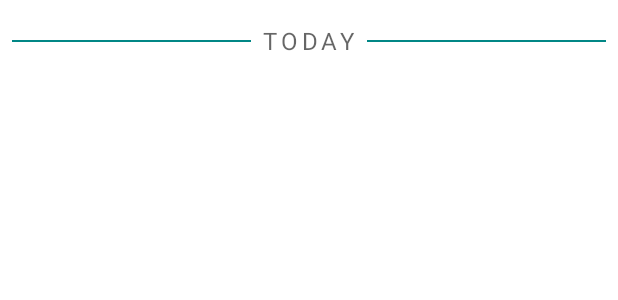
After one commit to CzarqR/Newsi, an Android app: the layout news_separator_item.xml on its own in the app's theme, with its tools: preview values and no code run, on a phone screen of 412 x 824 dp. The commit adds this screen. Shown: the top 300 px of the screen. Run offline under Robolectric (Android 15) with nearby library versions, the phone set to English and light mode, and no system bars.

Commit message:
Separators (header wrong text)

```diff
--- a/app/src/main/java/com/myniprojects/newsi/utils/Constants.kt
+++ b/app/src/main/java/com/myniprojects/newsi/utils/Constants.kt
@@ -14,13 +14,17 @@ object Constants
 
     // date-time format
     const val NETWORK_DATE_FORMAT = "yyyy-MM-dd HH:mm:ss"
-    const val LOCAL_DATE_FORMAT = "HH:mm MMM dd"
+    const val LOCAL_DATE_FORMAT = "HH:mm MMM d"
+    private const val SEPARATOR_FORMAT = "dd MMM"
 
     @RequiresApi(Build.VERSION_CODES.O)
     val FORMATTER_NETWORK: DateTimeFormatter = DateTimeFormatter.ofPattern(NETWORK_DATE_FORMAT)
 
     @RequiresApi(Build.VERSION_CODES.O)
     val FORMATTER_LOCAL: DateTimeFormatter = DateTimeFormatter.ofPattern(LOCAL_DATE_FORMAT)
+
+    @RequiresApi(Build.VERSION_CODES.O)
+    val FORMATTER_SEPARATOR: DateTimeFormatter = DateTimeFormatter.ofPattern(SEPARATOR_FORMAT)
 
     // SharedPreferences
     const val SHARED_PREFERENCES_NAME = "newsi_data_sh"
--- /dev/null
+++ b/app/src/main/java/com/myniprojects/newsi/utils/DateComparer.kt
@@ -0,0 +1 @@
+package com.myniprojects.newsi.utils
--- /dev/null
+++ b/app/src/main/res/layout/news_separator_item.xml
@@ -0,0 +1,42 @@
+<?xml version="1.0" encoding="utf-8"?>
+<androidx.constraintlayout.widget.ConstraintLayout xmlns:android="http://schemas.android.com/apk/res/android"
+    xmlns:app="http://schemas.android.com/apk/res-auto"
+    xmlns:tools="http://schemas.android.com/tools"
+    android:layout_width="match_parent"
+    android:layout_height="wrap_content"
+    >
+
+    <com.google.android.material.textview.MaterialTextView
+        android:id="@+id/txtTitle"
+        android:layout_width="wrap_content"
+        android:layout_height="wrap_content"
+        android:layout_margin="16dp"
+        android:textAppearance="?attr/textAppearanceOverline"
+        android:textColor="?android:attr/textColorSecondary"
+        android:textSize="16sp"
+        app:layout_constraintBottom_toBottomOf="parent"
+        app:layout_constraintEnd_toEndOf="parent"
+        app:layout_constraintStart_toStartOf="parent"
+        app:layout_constraintTop_toTopOf="parent"
+        tools:text="Today"
+        />
+
+    <View
+        style="@style/Divider"
+        android:layout_width="0dp"
+        app:layout_constraintBottom_toBottomOf="parent"
+        app:layout_constraintEnd_toStartOf="@id/txtTitle"
+        app:layout_constraintStart_toStartOf="parent"
+        app:layout_constraintTop_toTopOf="parent"
+        />
+
+    <View
+        style="@style/Divider"
+        android:layout_width="0dp"
+        app:layout_constraintBottom_toBottomOf="parent"
+        app:layout_constraintEnd_toEndOf="parent"
+        app:layout_constraintStart_toEndOf="@id/txtTitle"
+        app:layout_constraintTop_toTopOf="parent"
+        />
+
+</androidx.constraintlayout.widget.ConstraintLayout>
--- a/app/src/main/res/values/strings.xml
+++ b/app/src/main/res/values/strings.xml
@@ -11,4 +11,6 @@
     <string name="ok">OK</string>
     <string name="search">Search</string>
     <string name="retry">Retry</string>
+    <string name="today">Today</string>
+    <string name="yesterday">Yesterday</string>
 </resources>
--- a/app/src/main/res/values/themes.xml
+++ b/app/src/main/res/values/themes.xml
@@ -22,8 +22,6 @@
     </style>
 
 
-
-
     <style name="IconButton" parent="Widget.MaterialComponents.Button.TextButton">
         <item name="android:minWidth">0dp</item>
         <item name="android:insetLeft">0dp</item>
@@ -34,4 +32,11 @@
         <item name="iconPadding">0dp</item>
     </style>
 
+    <style name="Divider">
+        <item name="android:layout_marginStart">8dp</item>
+        <item name="android:layout_marginEnd">8dp</item>
+        <item name="android:layout_height">1dp</item>
+        <item name="android:background">@color/design_default_color_secondary_variant</item>
+    </style>
+
 </resources>
```
Also changed, not shown: app/src/main/java/com/myniprojects/newsi/adapters/NewsRecyclerAdapter.kt (+54 -14 lines), app/src/main/java/com/myniprojects/newsi/adapters/NewsRecyclerModel.kt (added, +9 -0 lines), app/src/main/java/com/myniprojects/newsi/adapters/SeparatorViewHolder.kt (added, +29 -0 lines), app/src/main/java/com/myniprojects/newsi/utils/StringUtils.kt (+144 -0 lines), app/src/main/java/com/myniprojects/newsi/viewmodel/MainViewModel.kt (+38 -4 lines), 2 other files.
